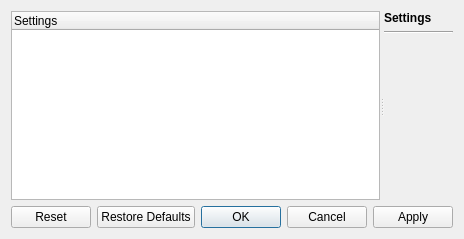
First picture: the form in settingsdialog.ui, repository richmoore/bitslinger, before the edit.
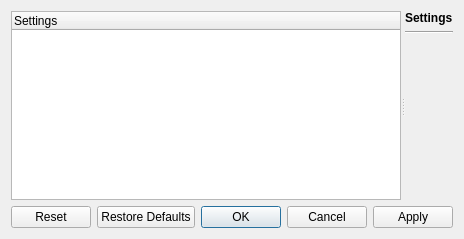
Second picture: the form after the edit.

The edit to the form file:
```diff
--- a/settingsdialog.ui
+++ b/settingsdialog.ui
@@ -6,7 +6,7 @@
    <rect>
     <x>0</x>
     <y>0</y>
-    <width>431</width>
+    <width>456</width>
     <height>239</height>
    </rect>
   </property>
@@ -32,7 +32,7 @@
      <widget class="QTreeWidget" name="treeWidget">
       <property name="sizePolicy">
        <sizepolicy hsizetype="Preferred" vsizetype="Expanding">
-        <horstretch>0</horstretch>
+        <horstretch>1</horstretch>
         <verstretch>0</verstretch>
        </sizepolicy>
       </property>
@@ -59,6 +59,12 @@
        </item>
        <item>
         <widget class="Line" name="line">
+         <property name="sizePolicy">
+          <sizepolicy hsizetype="Minimum" vsizetype="Fixed">
+           <horstretch>4</horstretch>
+           <verstretch>0</verstretch>
+          </sizepolicy>
+         </property>
          <property name="orientation">
           <enum>Qt::Horizontal</enum>
          </property>
```
